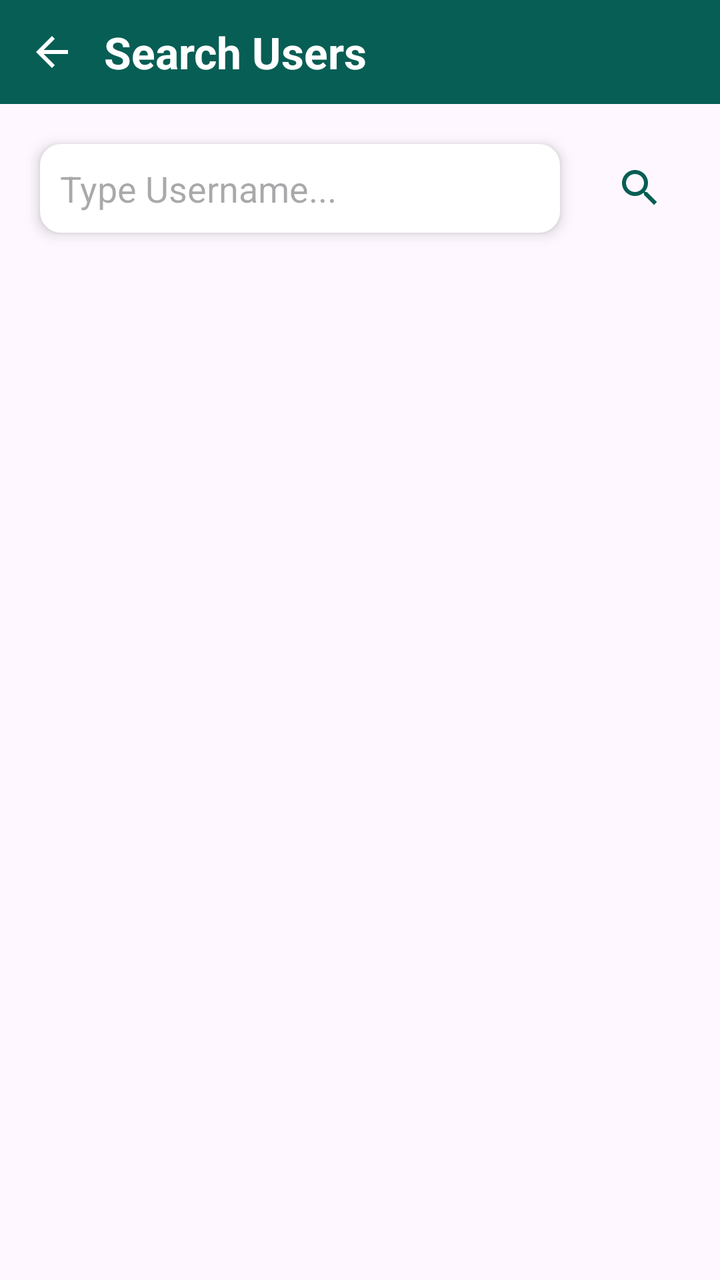
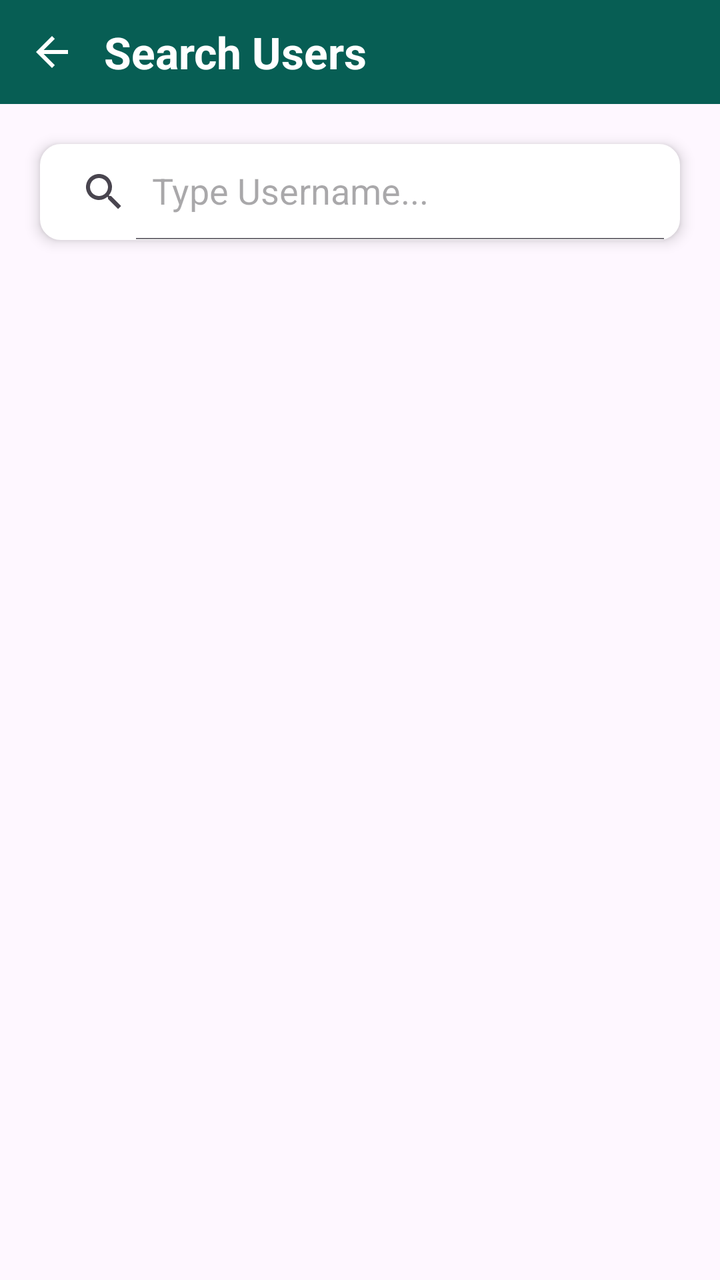

Before-and-after screenshots of an Android layout around one commit, followed by the original layout XML and the change that was made.
<!-- AndroidManifest.xml: application theme Theme.AlphaChat -->
<!-- res/layout/activity_search_user.xml -->
<?xml version="1.0" encoding="utf-8"?>
<RelativeLayout xmlns:android="http://schemas.android.com/apk/res/android"
    xmlns:app="http://schemas.android.com/apk/res-auto"
    xmlns:tools="http://tools.android.com/apk/res-auto"
    android:id="@+id/main"
    android:layout_width="match_parent"
    android:layout_height="match_parent"
    tools:context=".SearchUserActivity">

    <RelativeLayout
        android:layout_width="match_parent"
        android:layout_height="wrap_content"
        android:background="@color/my_primary"
        android:padding="10dp"
        android:id="@+id/search_toolbar">

        <TextView
            android:layout_width="wrap_content"
            android:layout_height="wrap_content"
            android:text="Search Users"
            android:textSize="22sp"
            android:textStyle="bold"
            android:textColor="@color/white"
            android:layout_marginStart="10dp"
            android:layout_centerVertical="true"
            android:layout_toRightOf="@+id/back_btn"/>

        <ImageButton
            android:layout_width="32dp"
            android:layout_height="32dp"
            android:src="@drawable/icon_back"
            android:background="?attr/selectableItemBackgroundBorderless"
            app:tint="@color/white"
            android:layout_centerVertical="true"
            android:id="@+id/back_btn"/>

    </RelativeLayout>

    <RelativeLayout
        android:layout_width="match_parent"
        android:layout_height="wrap_content"
        android:layout_below="@+id/search_toolbar"
        android:layout_margin="10dp"
        android:id="@+id/search_layout">

        <EditText
            android:id="@+id/search_username_input"
            android:layout_width="match_parent"
            android:layout_height="wrap_content"
            android:layout_margin="10dp"
            android:background="@drawable/edit_text_rounded_corner"
            android:elevation="4dp"
            android:padding="10dp"
            android:hint="Type Username..."
            android:layout_toLeftOf="@+id/search_user_btn"/>
        
        <ImageButton
            android:layout_width="40dp"
            android:layout_height="40dp"
            android:src="@drawable/icon_search"
            android:layout_alignParentEnd="true"
            android:layout_centerVertical="true"
            android:background="?attr/selectableItemBackgroundBorderless"
            app:tint="@color/my_primary"
            android:padding="4dp"
            android:layout_margin="10dp"
            android:id="@+id/search_user_btn"/>


    </RelativeLayout>



    <androidx.recyclerview.widget.RecyclerView
        android:layout_width="match_parent"
        android:layout_height="match_parent"
        android:layout_below="@+id/search_layout"
        android:layout_marginTop="5dp"
        android:id="@+id/search_user_recycler_view"/>

</RelativeLayout>
<!-- resources referenced by this layout -->
<resources>
  <color name="my_primary">#075E54</color>
  <color name="white">#FFFFFFFF</color>
  <!-- drawable edit_text_rounded_corner (drawable) -->
  <?xml version="1.0" encoding="utf-8"?>
  <shape android:shape="rectangle" xmlns:android="http://schemas.android.com/apk/res/android">
  
      <stroke android:width="1dp" android:color="@color/white"/>
      <corners android:radius="10dp"/>
      <solid android:color="@color/white"/>
  </shape>
  <!-- drawable icon_back (drawable) -->
  <vector xmlns:android="http://schemas.android.com/apk/res/android" android:autoMirrored="true" android:height="24dp" android:tint="#000000" android:viewportHeight="24" android:viewportWidth="24" android:width="24dp">
        
      <path android:fillColor="@android:color/white" android:pathData="M20,11H7.83l5.59,-5.59L12,4l-8,8 8,8 1.41,-1.41L7.83,13H20v-2z"/>
      
  </vector>
  <!-- drawable icon_search (drawable) -->
  <vector xmlns:android="http://schemas.android.com/apk/res/android" android:height="24dp" android:tint="#000000" android:viewportHeight="24" android:viewportWidth="24" android:width="24dp">
        
      <path android:fillColor="@android:color/white" android:pathData="M15.5,14h-0.79l-0.28,-0.27C15.41,12.59 16,11.11 16,9.5 16,5.91 13.09,3 9.5,3S3,5.91 3,9.5 5.91,16 9.5,16c1.61,0 3.09,-0.59 4.23,-1.57l0.27,0.28v0.79l5,4.99L20.49,19l-4.99,-5zM9.5,14C7.01,14 5,11.99 5,9.5S7.01,5 9.5,5 14,7.01 14,9.5 11.99,14 9.5,14z"/>
      
  </vector>
  <style name="Theme.AlphaChat" parent="Base.Theme.AlphaChat" />
  <style name="Base.Theme.AlphaChat" parent="Theme.Material3.Light.NoActionBar">
      </style>
</resources>

<!-- the commit's change to res/layout/activity_search_user.xml (unified diff, before → after) -->
@@ -43,28 +43,16 @@
         android:layout_margin="10dp"
         android:id="@+id/search_layout">
 
-        <EditText
+
+        <androidx.appcompat.widget.SearchView
             android:id="@+id/search_username_input"
             android:layout_width="match_parent"
             android:layout_height="wrap_content"
             android:layout_margin="10dp"
             android:background="@drawable/edit_text_rounded_corner"
             android:elevation="4dp"
-            android:padding="10dp"
-            android:hint="Type Username..."
-            android:layout_toLeftOf="@+id/search_user_btn"/>
-        
-        <ImageButton
-            android:layout_width="40dp"
-            android:layout_height="40dp"
-            android:src="@drawable/icon_search"
-            android:layout_alignParentEnd="true"
-            android:layout_centerVertical="true"
-            android:background="?attr/selectableItemBackgroundBorderless"
-            app:tint="@color/my_primary"
-            android:padding="4dp"
-            android:layout_margin="10dp"
-            android:id="@+id/search_user_btn"/>
+            app:queryHint="Type Username..."
+            app:iconifiedByDefault="false"/>
 
 
     </RelativeLayout>
<!-- resource entries referenced after the edit -->
@@ -16,14 +16,12 @@
       <path android:fillColor="@android:color/white" android:pathData="M20,11H7.83l5.59,-5.59L12,4l-8,8 8,8 1.41,-1.41L7.83,13H20v-2z"/>
       
   </vector>
-  <!-- drawable icon_search (drawable) -->
-  <vector xmlns:android="http://schemas.android.com/apk/res/android" android:height="24dp" android:tint="#000000" android:viewportHeight="24" android:viewportWidth="24" android:width="24dp">
-        
-      <path android:fillColor="@android:color/white" android:pathData="M15.5,14h-0.79l-0.28,-0.27C15.41,12.59 16,11.11 16,9.5 16,5.91 13.09,3 9.5,3S3,5.91 3,9.5 5.91,16 9.5,16c1.61,0 3.09,-0.59 4.23,-1.57l0.27,0.28v0.79l5,4.99L20.49,19l-4.99,-5zM9.5,14C7.01,14 5,11.99 5,9.5S7.01,5 9.5,5 14,7.01 14,9.5 11.99,14 9.5,14z"/>
-      
-  </vector>
   <style name="Theme.AlphaChat" parent="Base.Theme.AlphaChat" />
   <style name="Base.Theme.AlphaChat" parent="Theme.Material3.Light.NoActionBar">
+          <item name="android:statusBarColor">@color/my_primary</item>
+          <item name="android:navigationBarColor">@color/my_primary</item>
+          
+          <item name="android:enforceStatusBarContrast">false</item>
       </style>
 </resources>
 
